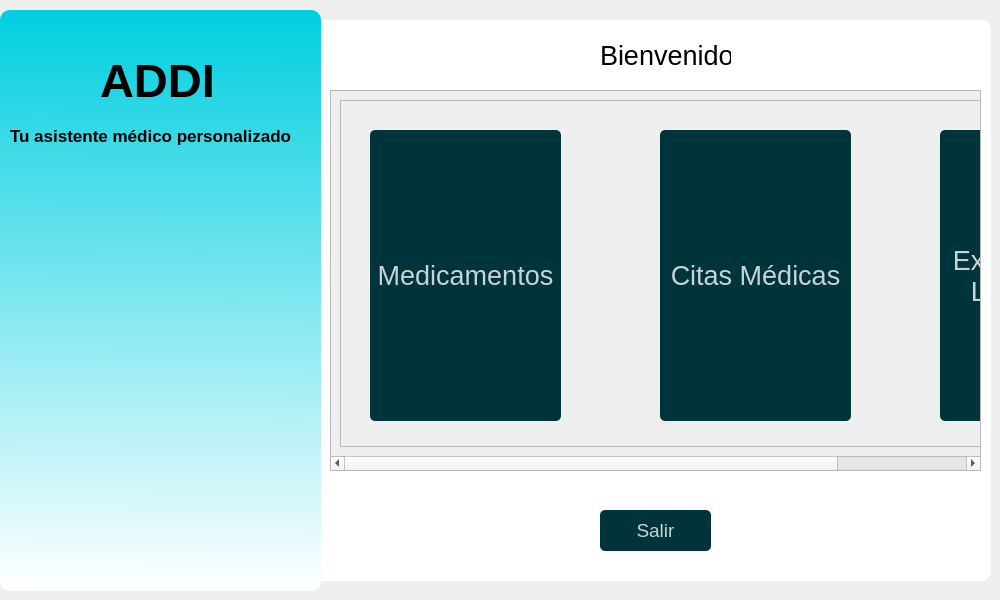
Qt form ui/bienvenida.ui (daburneo1/addi) before a commit.
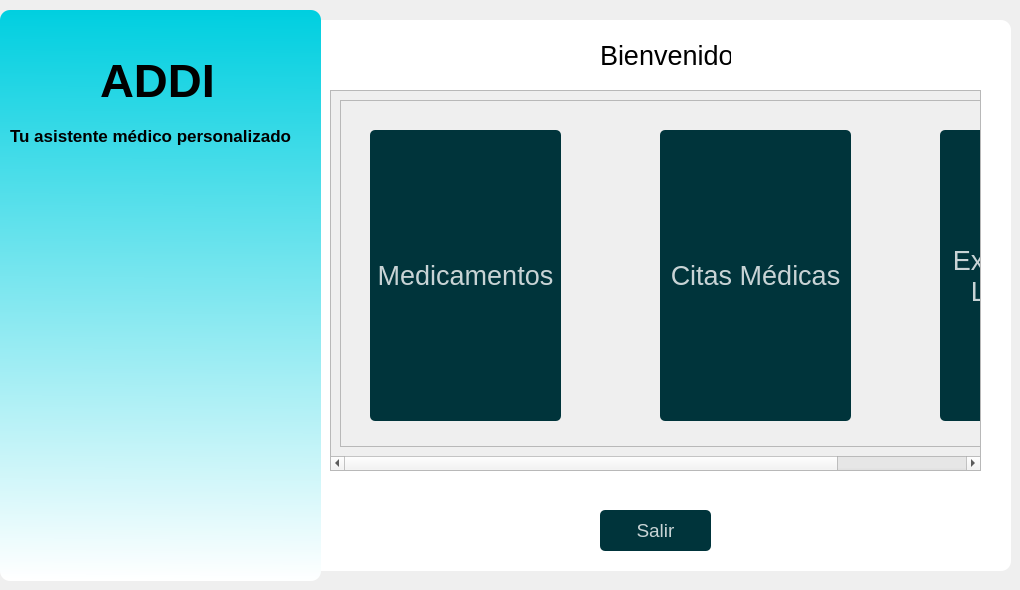
The same form after that commit. Icons and pictures are not drawn.

The edit to the form file:
```diff
--- a/ui/bienvenida.ui
+++ b/ui/bienvenida.ui
@@ -6,20 +6,20 @@
    <rect>
     <x>0</x>
     <y>0</y>
-    <width>1000</width>
-    <height>600</height>
+    <width>1020</width>
+    <height>590</height>
    </rect>
   </property>
   <property name="minimumSize">
    <size>
-    <width>1000</width>
-    <height>600</height>
+    <width>1020</width>
+    <height>590</height>
    </size>
   </property>
   <property name="maximumSize">
    <size>
-    <width>1000</width>
-    <height>600</height>
+    <width>1020</width>
+    <height>590</height>
    </size>
   </property>
   <property name="windowTitle">
@@ -30,7 +30,7 @@
     <rect>
      <x>0</x>
      <y>10</y>
-     <width>991</width>
+     <width>1011</width>
      <height>581</height>
     </rect>
    </property>
@@ -55,8 +55,8 @@
      <rect>
       <x>310</x>
       <y>10</y>
-      <width>681</width>
-      <height>561</height>
+      <width>701</width>
+      <height>551</height>
      </rect>
     </property>
     <property name="styleSheet">
@@ -73,7 +73,7 @@
       <x>0</x>
       <y>0</y>
       <width>321</width>
-      <height>581</height>
+      <height>571</height>
      </rect>
     </property>
     <property name="styleSheet">
```
Left out of the diff: 2 changed lines with no effect on the pictures.
